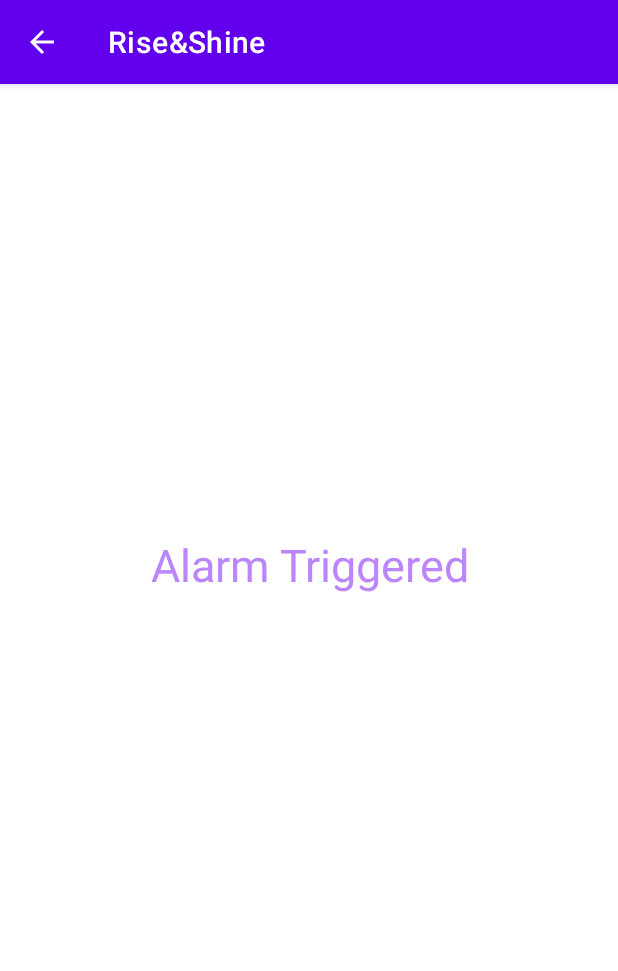
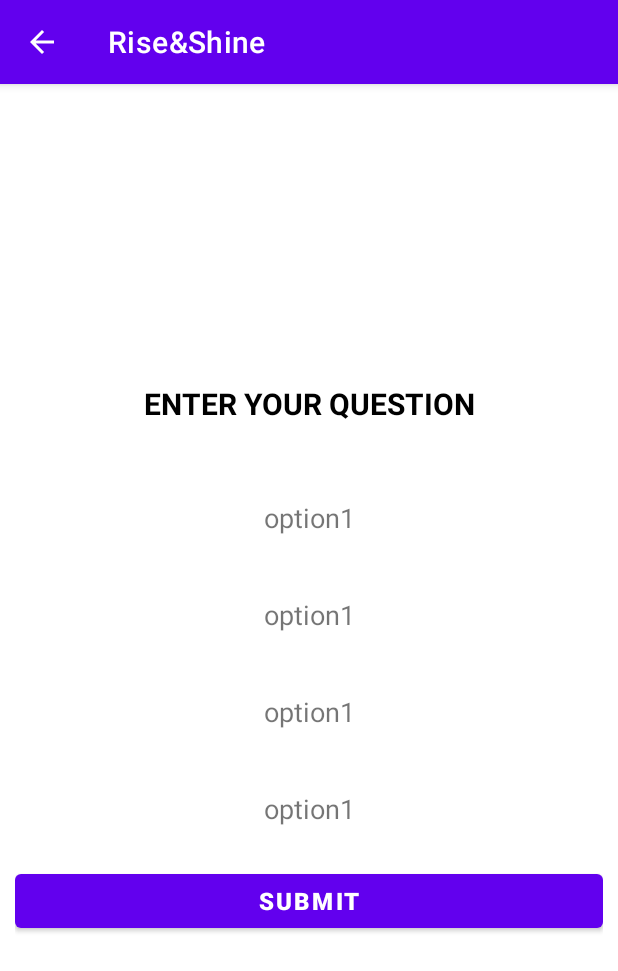
Before and after one commit to austindxnnelly/Rise-and-Shine, an Android app: the AlarmActivity screen opened directly, with no data from a screen before it, on a phone screen of 412 x 824 dp. Shown: the top 971 px of the screen. Run offline under Robolectric (Android 15) with nearby library versions, the phone set to English and light mode, and no system bars; 15 statements that could not run were skipped.

Commit message:
code written for the math puzzle, however the screen does not pop when the alarm pops. need to bug fix this.

```diff
--- a/app/src/main/AndroidManifest.xml
+++ b/app/src/main/AndroidManifest.xml
@@ -22,6 +22,7 @@
             android:parentActivityName=".MainActivity"
             android:exported="false"
             android:excludeFromRecents="true"/>
+        <activity android:name=".QuestionResult"></activity>
         <activity
             android:name=".MainActivity"
             android:exported="true"
--- /dev/null
+++ b/app/src/main/java/com/example/alarmapp/AddToDatabase.kt
@@ -0,0 +1,22 @@
+package com.example.alarmapp
+
+object AddToDatabase {
+
+    fun getQuestion():ArrayList<QuestionDatabase>{
+        var que:ArrayList<QuestionDatabase> = arrayListOf()
+
+        var question1 = QuestionDatabase(
+            1,
+            "What is 12 times 5?",
+
+            "20",
+            "40",
+            "56",
+            "60",
+            4
+        )
+
+        que.add(question1)
+        return que
+    }
+}
--- /dev/null
+++ b/app/src/main/java/com/example/alarmapp/QuestionDatabase.kt
@@ -0,0 +1,12 @@
+package com.example.alarmapp
+
+data class QuestionDatabase(
+var id:Int,
+var question:String,
+
+var option_one:String,
+var option_tw0:String,
+var option_three:String,
+var option_four:String,
+var correct_ans:Int
+)
--- /dev/null
+++ b/app/src/main/res/drawable/correct_answer.xml
@@ -0,0 +1,9 @@
+<?xml version="1.0" encoding="utf-8"?>
+<shape xmlns:android="http://schemas.android.com/apk/res/android"
+    android:shape="rectangle">
+
+
+    <solid android:color="#4CAF50"/>
+    <corners android:radius="5dp"/>
+
+</shape>
--- /dev/null
+++ b/app/src/main/res/drawable/incorrect_answer.xml
@@ -0,0 +1,10 @@
+<?xml version="1.0" encoding="utf-8"?>
+<shape xmlns:android="http://schemas.android.com/apk/res/android"
+    android:shape="rectangle">
+
+
+
+    <solid android:color="#F44336"/>
+    <corners android:radius="5dp"/>
+
+</shape>
--- /dev/null
+++ b/app/src/main/res/drawable/option_for_question.xml
@@ -0,0 +1,11 @@
+<?xml version="1.0" encoding="utf-8"?>
+<shape xmlns:android="http://schemas.android.com/apk/res/android"
+    android:shape="rectangle">
+
+    <stroke android:color="@color/black"
+        android:width="1dp"></stroke>
+
+    <solid android:color="@color/white"/>
+    <corners android:radius="5dp"/>
+
+</shape>
--- /dev/null
+++ b/app/src/main/res/drawable/selected_option.xml
@@ -0,0 +1,11 @@
+<?xml version="1.0" encoding="utf-8"?>
+<shape xmlns:android="http://schemas.android.com/apk/res/android"
+    android:shape="rectangle">
+
+    <stroke android:color="@color/purple_700"
+        android:width="2dp"></stroke>
+
+    <solid android:color="@color/white"/>
+    <corners android:radius="5dp"/>
+
+</shape>
--- a/app/src/main/res/layout/activity_alarm.xml
+++ b/app/src/main/res/layout/activity_alarm.xml
@@ -4,16 +4,77 @@
     xmlns:tools="http://schemas.android.com/tools"
     android:layout_width="match_parent"
     android:layout_height="match_parent"
+    android:orientation="vertical"
+    android:padding="10dp"
+    android:gravity="center"
+
     tools:context=".AlarmActivity">
 
     <TextView
+        android:id="@+id/question_text"
+        android:layout_width="match_parent"
         android:layout_height="wrap_content"
+        android:gravity="center"
+        android:text="ENTER YOUR QUESTION"
+        android:textColor="@color/black"
+        android:textSize="20sp"
+        android:textStyle="bold" />
+
+    <LinearLayout
         android:layout_width="match_parent"
-        android:id="@+id/displayMsg"
-        android:layout_marginTop="300dp"
-        android:textAlignment="center"
-        android:text="Alarm Triggered"
-        android:textSize="30dp"
-        android:textColor="@color/purple_200"
-         />
+        android:layout_height="wrap_content"
+        android:layout_marginTop="20dp"
+        android:orientation="horizontal"
+        android:gravity="center_vertical">
+    </LinearLayout>
+
+    <TextView
+        android:id="@+id/opt_1"
+        android:layout_width="match_parent"
+        android:layout_height="wrap_content"
+        android:text="option1"
+
+        android:padding="10dp"
+        android:textSize="18sp"
+        android:layout_marginTop="20dp"
+        android:gravity="center"/>
+
+    <TextView
+        android:id="@+id/opt_2"
+        android:layout_width="match_parent"
+        android:layout_height="wrap_content"
+        android:layout_marginTop="20dp"
+        android:gravity="center"
+        android:padding="10dp"
+        android:text="option1"
+        android:textSize="18sp" />
+
+    <TextView
+        android:id="@+id/opt_3"
+        android:layout_width="match_parent"
+        android:layout_height="wrap_content"
+        android:text="option1"
+        android:padding="10dp"
+        android:textSize="18sp"
+        android:layout_marginTop="20dp"
+        android:gravity="center"/>
+    <TextView
+        android:id="@+id/opt_4"
+        android:layout_width="match_parent"
+        android:layout_height="wrap_content"
+        android:text="option1"
+        android:padding="10dp"
+        android:textSize="18sp"
+        android:layout_marginTop="20dp"
+        android:gravity="center"/>
+
+    <Button
+        android:id="@+id/submit"
+        android:layout_width="match_parent"
+        android:layout_height="wrap_content"
+        android:layout_marginTop="15dp"
+        android:text="Submit"
+        android:textSize="16dp"
+        android:textStyle="bold"/>
+
 </LinearLayout>
```
Also changed, not shown: app/src/main/java/com/example/alarmapp/AlarmActivity.kt (+111 -10 lines), app/src/main/java/com/example/alarmapp/QuestionResult.kt (added, +26 -0 lines), app/src/main/res/layout/activity_result.xml (added, +43 -0 lines).
